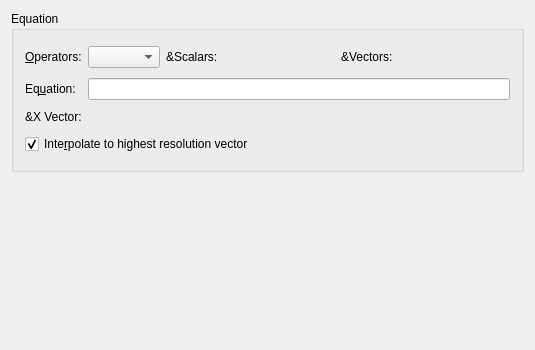
Old version of the form src/libkstapp/equationtab.ui in the repository Kst-plot/kst.
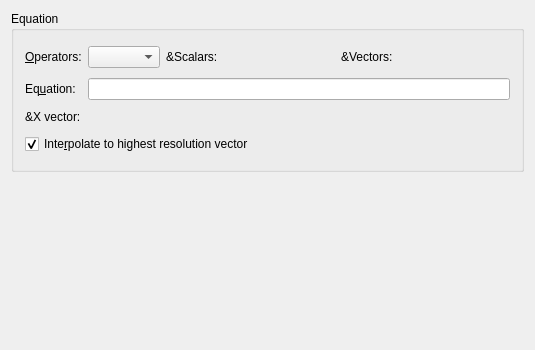
New version of the form. Custom widgets are drawn as their Qt base class.

```diff
--- a/src/libkstapp/equationtab.ui
+++ b/src/libkstapp/equationtab.ui
@@ -116,7 +116,7 @@
       <item row="2" column="0">
        <widget class="QLabel" name="_xVectorLabel">
         <property name="text">
-         <string>&amp;X Vector:</string>
+         <string>&amp;X vector:</string>
         </property>
         <property name="wordWrap">
          <bool>false</bool>
```
